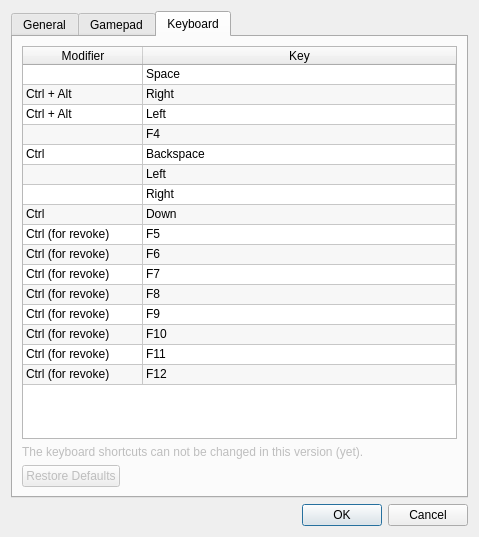
Above: base/settingsdlg.ui from fmuecke/Ipponboard before the change. Below: the same form after it.
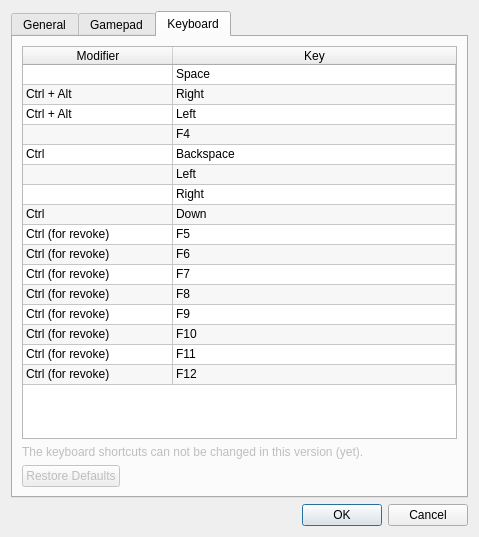
That is the form after the change. The open tabs and pages were chosen to show the change. Icons and pictures are not drawn. Custom widgets are drawn as their Qt base class.

```diff
--- a/base/settingsdlg.ui
+++ b/base/settingsdlg.ui
@@ -1150,7 +1150,7 @@
           <bool>true</bool>
          </attribute>
          <attribute name="horizontalHeaderDefaultSectionSize">
-          <number>120</number>
+          <number>150</number>
          </attribute>
          <attribute name="horizontalHeaderStretchLastSection">
           <bool>true</bool>
```
